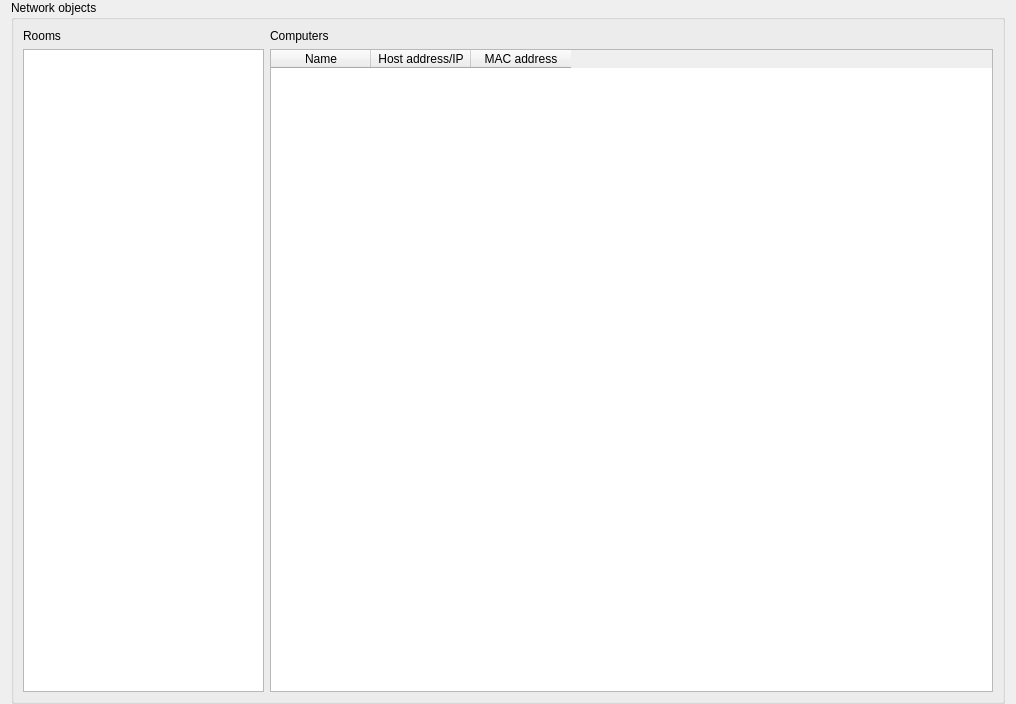
First picture: the form in plugins/localdata/LocalDataConfigurationPage.ui, repository veyon/veyon, before the edit.
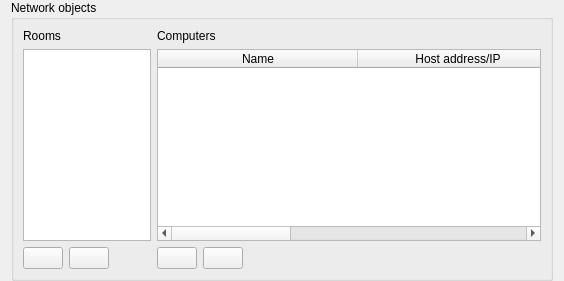
Second picture: the form after the edit. Icons and pictures are not drawn.

Commit message: Plugins: LocalData: implement LocalDataConfigurationPage

```diff
--- a/plugins/localdata/LocalDataConfigurationPage.ui
+++ b/plugins/localdata/LocalDataConfigurationPage.ui
@@ -2,14 +2,6 @@
 <ui version="4.0">
  <class>LocalDataConfigurationPage</class>
  <widget class="QWidget" name="LocalDataConfigurationPage">
-  <property name="geometry">
-   <rect>
-    <x>0</x>
-    <y>0</y>
-    <width>1016</width>
-    <height>704</height>
-   </rect>
-  </property>
   <property name="windowTitle">
    <string>Local data</string>
   </property>
@@ -45,10 +37,40 @@
        </widget>
       </item>
       <item row="1" column="0">
-       <widget class="QListWidget" name="roomListWidget"/>
+       <widget class="QTableWidget" name="roomTableWidget">
+        <attribute name="horizontalHeaderVisible">
+         <bool>false</bool>
+        </attribute>
+        <attribute name="horizontalHeaderStretchLastSection">
+         <bool>true</bool>
+        </attribute>
+        <attribute name="verticalHeaderVisible">
+         <bool>false</bool>
+        </attribute>
+        <column>
+         <property name="text">
+          <string>Rooms</string>
+         </property>
+        </column>
+       </widget>
       </item>
       <item row="1" column="1">
        <widget class="QTableWidget" name="computerTableWidget">
+        <property name="selectionBehavior">
+         <enum>QAbstractItemView::SelectRows</enum>
+        </property>
+        <attribute name="horizontalHeaderDefaultSectionSize">
+         <number>200</number>
+        </attribute>
+        <attribute name="horizontalHeaderMinimumSectionSize">
+         <number>150</number>
+        </attribute>
+        <attribute name="horizontalHeaderStretchLastSection">
+         <bool>true</bool>
+        </attribute>
+        <attribute name="verticalHeaderVisible">
+         <bool>false</bool>
+        </attribute>
         <column>
          <property name="text">
           <string>Name</string>
@@ -66,6 +88,96 @@
         </column>
        </widget>
       </item>
+      <item row="2" column="0">
+       <layout class="QHBoxLayout" name="horizontalLayout_2">
+        <item>
+         <widget class="QPushButton" name="addRoomButton">
+          <property name="toolTip">
+           <string>Add new room</string>
+          </property>
+          <property name="text">
+           <string/>
+          </property>
+          <property name="icon">
+           <iconset resource="localdata.qrc">
+            <normaloff>:/localdata/list-add.png</normaloff>:/localdata/list-add.png</iconset>
+          </property>
+         </widget>
+        </item>
+        <item>
+         <widget class="QPushButton" name="removeRoomButton">
+          <property name="toolTip">
+           <string>Remove selected room</string>
+          </property>
+          <property name="text">
+           <string/>
+          </property>
+          <property name="icon">
+           <iconset resource="localdata.qrc">
+            <normaloff>:/localdata/edit-delete.png</normaloff>:/localdata/edit-delete.png</iconset>
+          </property>
+         </widget>
+        </item>
+        <item>
+         <spacer name="horizontalSpacer_2">
+          <property name="orientation">
+           <enum>Qt::Horizontal</enum>
+          </property>
+          <property name="sizeHint" stdset="0">
+           <size>
+            <width>40</width>
+            <height>20</height>
+           </size>
+          </property>
+         </spacer>
+        </item>
+       </layout>
+      </item>
+      <item row="2" column="1">
+       <layout class="QHBoxLayout" name="horizontalLayout">
+        <item>
+         <widget class="QPushButton" name="addComputerButton">
+          <property name="toolTip">
+           <string>Add new computer</string>
+          </property>
+          <property name="text">
+           <string/>
+          </property>
+          <property name="icon">
+           <iconset resource="localdata.qrc">
+            <normaloff>:/localdata/list-add.png</normaloff>:/localdata/list-add.png</iconset>
+          </property>
+         </widget>
+        </item>
+        <item>
+         <widget class="QPushButton" name="removeComputerButton">
+          <property name="toolTip">
+           <string>Remove selected computer</string>
+          </property>
+          <property name="text">
+           <string/>
+          </property>
+          <property name="icon">
+           <iconset resource="localdata.qrc">
+            <normaloff>:/localdata/edit-delete.png</normaloff>:/localdata/edit-delete.png</iconset>
+          </property>
+         </widget>
+        </item>
+        <item>
+         <spacer name="horizontalSpacer">
+          <property name="orientation">
+           <enum>Qt::Horizontal</enum>
+          </property>
+          <property name="sizeHint" stdset="0">
+           <size>
+            <width>40</width>
+            <height>20</height>
+           </size>
+          </property>
+         </spacer>
+        </item>
+       </layout>
+      </item>
      </layout>
     </widget>
    </item>
```
Left out of the diff: 110 changed lines with no effect on the pictures. The commit also changes 8 other files.
